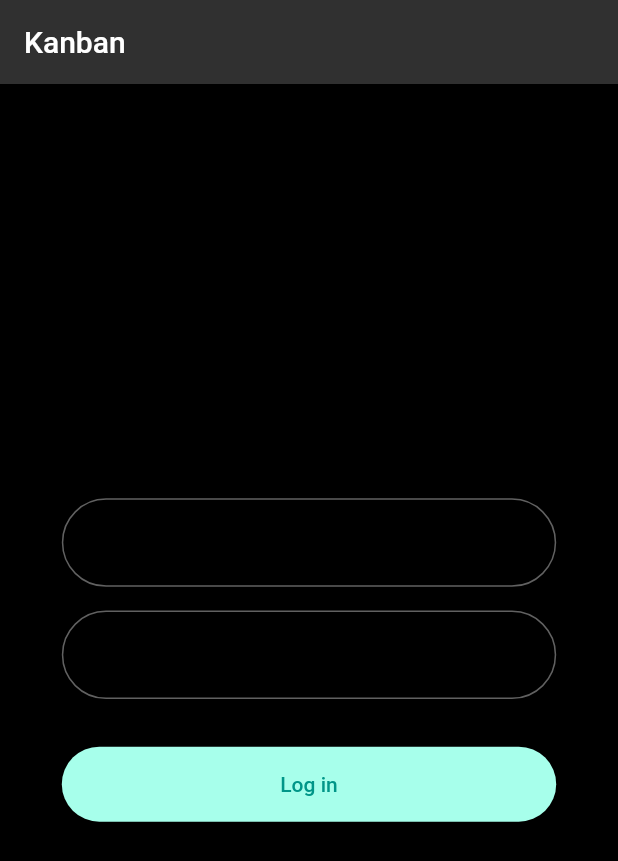
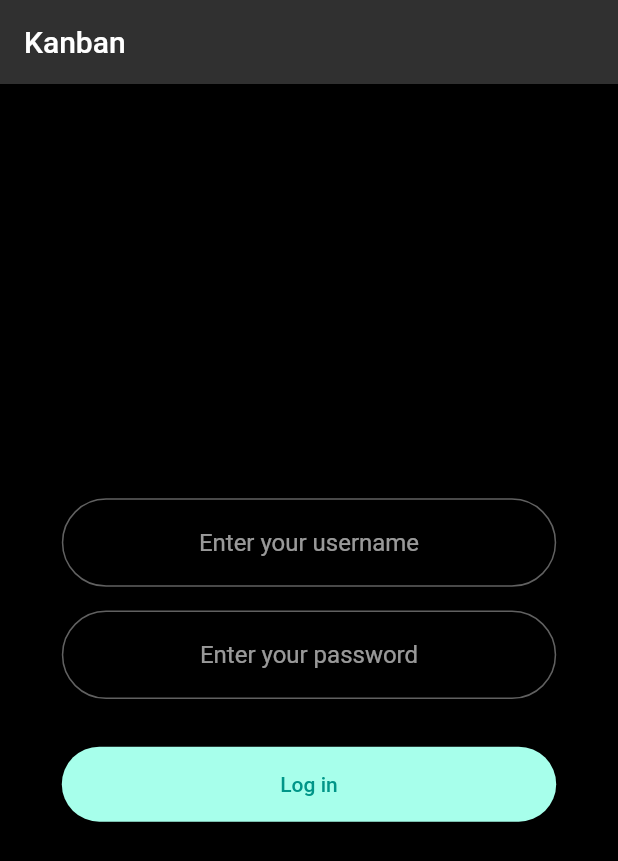
Before and after one commit to lelsweyr17/login_demo_app, a Flutter app: the screen it shows after launch, on a phone screen of 412 x 824 dp. Shown: the top 861 px of the screen. Run offline on Flutter 3.47's test engine with Material 2 defaults, Android fonts, the light colour scheme and no system bars; our stand-ins replace bloc, flutter_bloc.

Commit message:
Add hint text for username and password text fields

```diff
--- a/lib/app/pages/login/login_form.dart
+++ b/lib/app/pages/login/login_form.dart
@@ -111,6 +111,7 @@ class _LoginFormState extends State<LoginForm> {
         cursorColor: Theme.of(context).accentColor,
         decoration: InputDecoration(
           errorText: !isValid ? errorMessage : null,
+          hintText: obscure ? 'Enter your password' : 'Enter your username',
           focusedBorder: OutlineInputBorder(
             borderRadius:
                 BorderRadius.circular(MediaQuery.of(context).size.height * 0.5),
```
